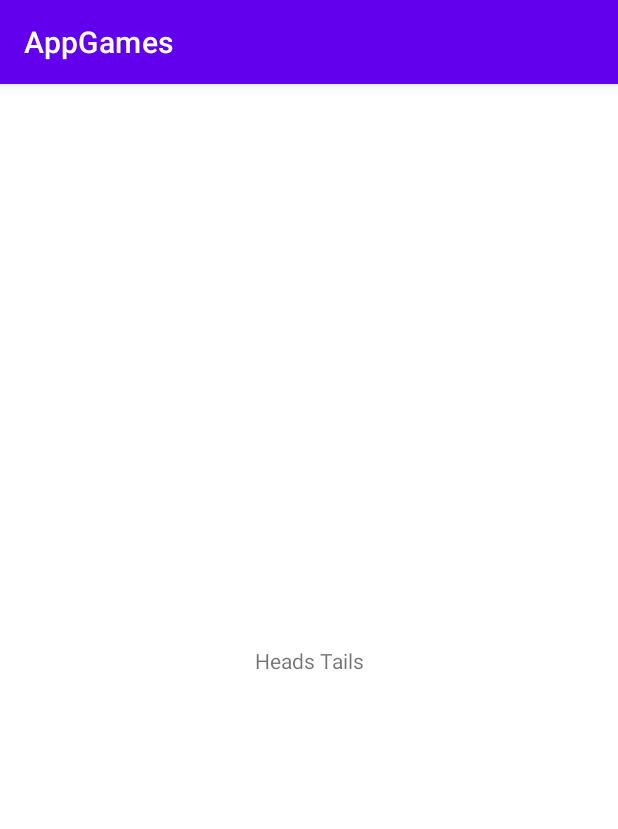
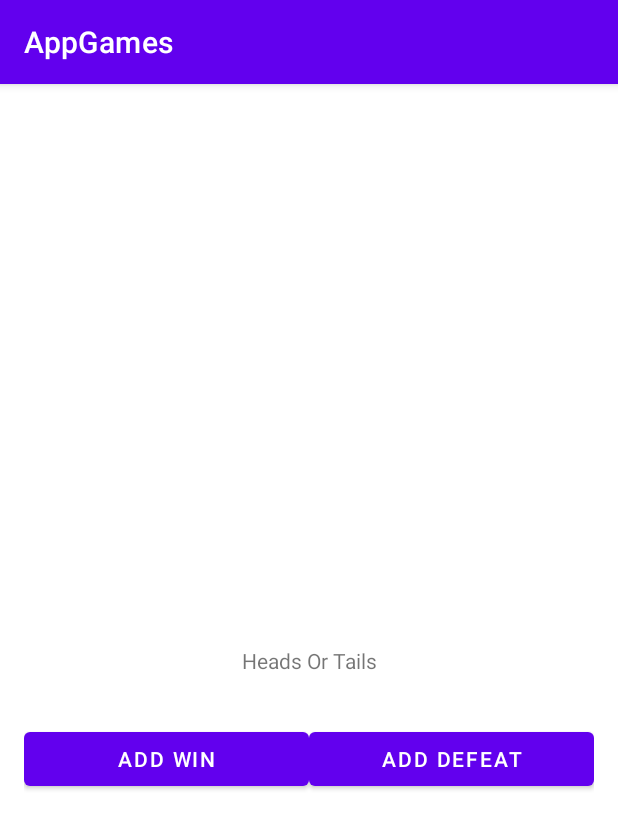
Before and after one commit to Gustavo-F/Programacao-Dispositivos-Moveis, an Android app: the HeadsTailsFragment screen opened through its navigation route, on a phone screen of 412 x 824 dp. Shown: the top 829 px of the screen. Run offline under Robolectric (Android 15) with nearby library versions, the phone set to English and light mode, and no system bars.

Commit message:
Iniciada implementação da contagem de vitórias e derrotas

```diff
--- a/AppGames/app/src/main/java/com/gustavo/appgames/Data.kt
+++ b/AppGames/app/src/main/java/com/gustavo/appgames/Data.kt
@@ -3,4 +3,5 @@ package com.gustavo.appgames
 object Data {
     var users = ArrayList<User>()
     var loggedUser: User? = null
+    var games = ArrayList<Game>()
 }
--- /dev/null
+++ b/AppGames/app/src/main/java/com/gustavo/appgames/Game.kt
@@ -0,0 +1,4 @@
+package com.gustavo.appgames
+
+class Game(var name: String) {
+}
--- a/AppGames/app/src/main/java/com/gustavo/appgames/HeadsTailsFragment.kt
+++ b/AppGames/app/src/main/java/com/gustavo/appgames/HeadsTailsFragment.kt
@@ -1,11 +1,40 @@
 package com.gustavo.appgames
 
 import android.os.Bundle
+import android.view.LayoutInflater
 import android.view.View
+import android.view.ViewGroup
 import androidx.fragment.app.Fragment
+import com.gustavo.appgames.databinding.FragmentHeadsTailsBinding
 
 class HeadsTailsFragment: Fragment(R.layout.fragment_heads_tails) {
+
+    private var _binding: FragmentHeadsTailsBinding? = null
+    private val binding get() = _binding!!
+
+    override fun onCreateView(
+        inflater: LayoutInflater,
+        container: ViewGroup?,
+        savedInstanceState: Bundle?
+    ): View? {
+        _binding = FragmentHeadsTailsBinding.inflate(inflater, container, false)
+        return binding.root
+    }
+
+    override fun onDestroy() {
+        super.onDestroy()
+        _binding = null
+    }
+
     override fun onViewCreated(view: View, savedInstanceState: Bundle?) {
         super.onViewCreated(view, savedInstanceState)
+
+        binding.addWinButton.setOnClickListener {
+            Data.loggedUser?.winsAndDefeats!![0].wins += 1
+        }
+
+        binding.addDefeatButton.setOnClickListener {
+            Data.loggedUser?.winsAndDefeats!![0].defeats += 1
+        }
     }
 }
--- a/AppGames/app/src/main/java/com/gustavo/appgames/HomeFragment.kt
+++ b/AppGames/app/src/main/java/com/gustavo/appgames/HomeFragment.kt
@@ -35,7 +35,10 @@ class HomeFragment : Fragment(R.layout.fragment_home) {
 
     override fun onViewCreated(view: View, savedInstanceState: Bundle?) {
         super.onViewCreated(view, savedInstanceState)
-        binding.welcomeTextView.text = "Welcome ${Data.loggedUser?.username} "
+
+        binding.welcomeTextView.text = "Welcome ${Data.loggedUser?.username}"
+        binding.winsTextView.text = "Wins: ${Data.loggedUser?.winsAndDefeats!![0].wins}"
+        binding.defeatsTextView.text = "Defeats: ${Data.loggedUser?.winsAndDefeats!![0].defeats}"
 
         binding.headstailsLinearLayout.setOnClickListener {
             var action = HomeFragmentDirections.actionHomeFragmentToHeadsTailsFragment()
--- a/AppGames/app/src/main/java/com/gustavo/appgames/LoginFragment.kt
+++ b/AppGames/app/src/main/java/com/gustavo/appgames/LoginFragment.kt
@@ -7,8 +7,6 @@ import android.view.ViewGroup
 import android.widget.Toast
 import androidx.fragment.app.Fragment
 import androidx.navigation.fragment.findNavController
-import androidx.navigation.fragment.navArgs
-import com.google.gson.Gson
 import com.gustavo.appgames.databinding.FragmentLoginBinding
 
 class LoginFragment : Fragment(R.layout.fragment_login) {
@@ -20,7 +18,7 @@ class LoginFragment : Fragment(R.layout.fragment_login) {
         inflater: LayoutInflater,
         container: ViewGroup?,
         savedInstanceState: Bundle?
-    ): View? {
+    ): View {
         _binding = FragmentLoginBinding.inflate(inflater, container, false)
         return binding.root
     }
@@ -32,6 +30,8 @@ class LoginFragment : Fragment(R.layout.fragment_login) {
 
     override fun onViewCreated(view: View, savedInstanceState: Bundle?) {
         super.onViewCreated(view, savedInstanceState)
+        Data.games.add(Game("Heads or Tails"))
+        Data.games.add(Game("Roll Dice"))
 
         binding.registerLoginButton.setOnClickListener{
             val action = LoginFragmentDirections.actionLoginFragmentToRegisterFragment()
@@ -39,10 +39,7 @@ class LoginFragment : Fragment(R.layout.fragment_login) {
         }
 
         binding.loginButton.setOnClickListener{
-            val username = binding.usernameEditText.text.toString()
-            val password = binding.passwordEditText.text.toString()
-
-            if (checkLoginFields() && Data.users.contains(User(username, password))) {
+            if (checkLoginFields()){
                 val action = LoginFragmentDirections.actionLoginFragmentToHomeFragment()
                 findNavController().navigate(action)
             } else {
@@ -52,8 +49,8 @@ class LoginFragment : Fragment(R.layout.fragment_login) {
     }
 
     private fun checkLoginFields(): Boolean{
-        var username = binding.usernameEditText.text
-        var password = binding.passwordEditText.text
+        val username = binding.usernameEditText.text.toString()
+        val password = binding.passwordEditText.text.toString()
 
         if (username.isBlank()) {
             Toast.makeText(context, "Enter the username.", Toast.LENGTH_SHORT).show()
@@ -65,6 +62,13 @@ class LoginFragment : Fragment(R.layout.fragment_login) {
             return false
         }
 
-        return true
+        for (user in Data.users){
+            if (user.username == username && user.password == password){
+                Data.loggedUser = user
+                return true
+            }
+        }
+
+        return false
     }
 }
--- a/AppGames/app/src/main/java/com/gustavo/appgames/User.kt
+++ b/AppGames/app/src/main/java/com/gustavo/appgames/User.kt
@@ -1,4 +1,5 @@
 package com.gustavo.appgames
 
-data class User(val username: String, val password: String) {
+data class User(val username: String, val password: String, var winsAndDefeats: ArrayList<WinAndDefeat>) {
+
 }
--- /dev/null
+++ b/AppGames/app/src/main/java/com/gustavo/appgames/WinAndDefeat.kt
@@ -0,0 +1,4 @@
+package com.gustavo.appgames
+
+class WinAndDefeat(var game: Game, var wins: Int = 0, var defeats: Int = 0) {
+}
--- a/AppGames/app/src/main/res/layout/fragment_heads_tails.xml
+++ b/AppGames/app/src/main/res/layout/fragment_heads_tails.xml
@@ -10,10 +10,37 @@
         android:id="@+id/headsTailsTextView"
         android:layout_width="wrap_content"
         android:layout_height="wrap_content"
+        android:text="@string/heads_or_tails"
         app:layout_constraintBottom_toBottomOf="parent"
         app:layout_constraintEnd_toEndOf="parent"
         app:layout_constraintStart_toStartOf="parent"
-        app:layout_constraintTop_toTopOf="parent"
-        android:text="Heads Tails" />
+        app:layout_constraintTop_toTopOf="parent" />
+
+    <LinearLayout
+        android:layout_width="match_parent"
+        android:layout_height="wrap_content"
+        android:layout_marginTop="16dp"
+        android:orientation="horizontal"
+        android:padding="16dp"
+        app:layout_constraintTop_toBottomOf="@+id/headsTailsTextView">
+
+        <Button
+            android:id="@+id/addWinButton"
+            android:layout_width="match_parent"
+            android:layout_height="wrap_content"
+            android:layout_weight="1"
+            android:text="@string/add_win"
+            tools:ignore="ButtonStyle"
+            tools:layout_marginRight="8dp" />
+
+        <Button
+            android:id="@+id/addDefeatButton"
+            android:layout_width="match_parent"
+            android:layout_height="wrap_content"
+            android:layout_weight="1"
+            android:text="@string/add_defeat"
+            tools:ignore="ButtonStyle"
+            tools:layout_marginLeft="8dp" />
+    </LinearLayout>
 
 </androidx.constraintlayout.widget.ConstraintLayout>
--- a/AppGames/app/src/main/res/values/strings.xml
+++ b/AppGames/app/src/main/res/values/strings.xml
@@ -10,4 +10,6 @@
     <string name="home_fragment">Home Fragment</string>
     <string name="login">Login</string>
     <string name="heads_or_tails">Heads Or Tails</string>
+    <string name="add_defeat">Add Defeat</string>
+    <string name="add_win">Add Win</string>
 </resources>
```
Also changed, not shown: AppGames/app/src/main/java/com/gustavo/appgames/RegisterFragment.kt (+6 -2 lines).
